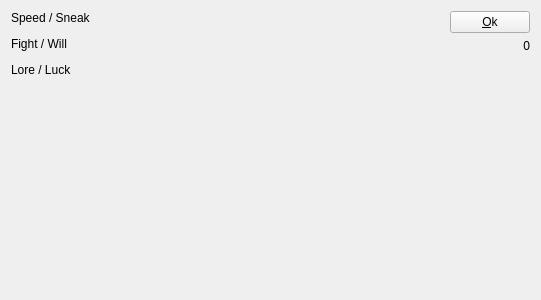
Before: the Qt Designer form arkhorclient/gui/focuschooser.ui in kingnak/arkhor, drawn with Qt 5.
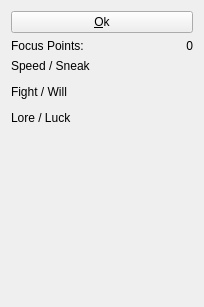
After: the same form once the commit is applied.

What changed in the file:
```diff
--- a/arkhorclient/gui/focuschooser.ui
+++ b/arkhorclient/gui/focuschooser.ui
@@ -6,16 +6,42 @@
    <rect>
     <x>0</x>
     <y>0</y>
-    <width>541</width>
-    <height>300</height>
+    <width>204</width>
+    <height>307</height>
    </rect>
   </property>
   <property name="windowTitle">
    <string>Form</string>
   </property>
-  <layout class="QHBoxLayout" name="horizontalLayout" stretch="1,0">
+  <layout class="QVBoxLayout" name="verticalLayout">
    <item>
-    <layout class="QVBoxLayout" name="verticalLayout_2">
+    <widget class="QPushButton" name="btnOk">
+     <property name="text">
+      <string>&amp;Ok</string>
+     </property>
+    </widget>
+   </item>
+   <item>
+    <layout class="QHBoxLayout" name="horizontalLayout" stretch="0,1">
+     <item>
+      <widget class="QLabel" name="label_4">
+       <property name="text">
+        <string>Focus Points:</string>
+       </property>
+      </widget>
+     </item>
+     <item>
+      <widget class="QLabel" name="lblFocusRemaining">
+       <property name="text">
+        <string>0</string>
+       </property>
+       <property name="alignment">
+        <set>Qt::AlignRight|Qt::AlignTrailing|Qt::AlignVCenter</set>
+       </property>
+      </widget>
+     </item>
+    </layout>
+   </item>
      <item>
       <widget class="QLabel" name="label">
        <property name="text">
@@ -54,46 +80,10 @@
        <property name="sizeHint" stdset="0">
         <size>
          <width>20</width>
-         <height>40</height>
+       <height>131</height>
         </size>
        </property>
       </spacer>
-     </item>
-    </layout>
-   </item>
-   <item>
-    <layout class="QVBoxLayout" name="verticalLayout">
-     <item>
-      <widget class="QPushButton" name="btnOk">
-       <property name="text">
-        <string>&amp;Ok</string>
-       </property>
-      </widget>
-     </item>
-     <item>
-      <widget class="QLabel" name="lblFocusRemaining">
-       <property name="text">
-        <string>0</string>
-       </property>
-       <property name="alignment">
-        <set>Qt::AlignRight|Qt::AlignTrailing|Qt::AlignVCenter</set>
-       </property>
-      </widget>
-     </item>
-     <item>
-      <spacer name="verticalSpacer">
-       <property name="orientation">
-        <enum>Qt::Vertical</enum>
-       </property>
-       <property name="sizeHint" stdset="0">
-        <size>
-         <width>20</width>
-         <height>40</height>
-        </size>
-       </property>
-      </spacer>
-     </item>
-    </layout>
    </item>
   </layout>
  </widget>
```
Lines whose indentation alone changed are shown as unchanged.
